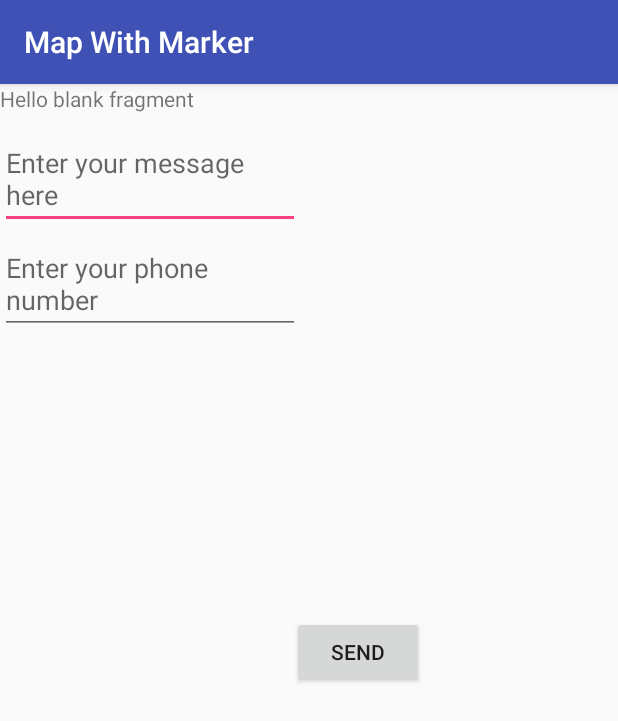
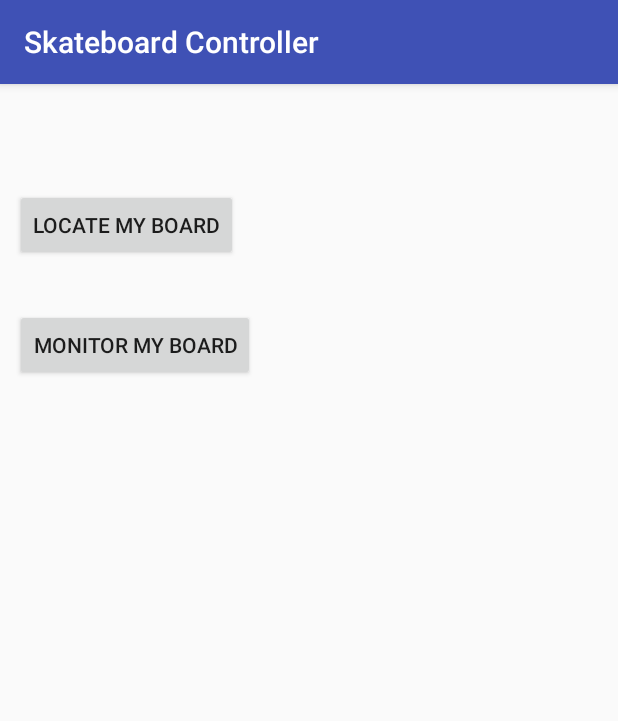
Before and after one commit to khoitran98/skateboard-monitor, an Android app: the screen it shows after launch (MainActivity), on a phone screen of 412 x 824 dp. Shown: the top 721 px of the screen. Run offline under Robolectric (Android 15) with nearby library versions, the phone set to English and light mode, and no system bars.

Commit message:
Update UI and fix bugs

```diff
--- a/app/src/main/java/com/example/mapwithmarker/MainActivity.java
+++ b/app/src/main/java/com/example/skateboardcontroller/MainActivity.java
@@ -1,25 +1,23 @@
-package com.example.mapwithmarker;
+package com.example.skateboardcontroller;
 
 import androidx.appcompat.app.AppCompatActivity;
 import androidx.core.app.ActivityCompat;
 
 import android.Manifest;
-import android.content.Intent;
 import android.content.pm.PackageManager;
 import android.os.Bundle;
 import android.util.Log;
-import android.view.View;
-import android.widget.Button;
 import android.widget.Toast;
 
 public class MainActivity extends AppCompatActivity {
     private static final int MY_PERMISSIONS_REQUEST_SEND_SMS = 1;
     private static final int MY_PERMISSIONS_REQUEST_RECEIVE_SMS = 10;
+    private static final int PERMISSIONS_REQUEST_ACCESS_FINE_LOCATION = 2;
     @Override
     protected void onCreate(Bundle savedInstanceState) {
         super.onCreate(savedInstanceState);
         setContentView(R.layout.activity_main);
-        checkForSmsPermission();
+        checkForPermission();
     }
 //    private void disableSmsButton() {
 //        Toast.makeText(this, "SMS usage disabled", Toast.LENGTH_LONG).show();
@@ -32,12 +30,13 @@ public class MainActivity extends AppCompatActivity {
 //        Button smsButton = findViewById(R.id.message_icon);
 //        smsButton.setVisibility(View.VISIBLE);
 //    }
-    public void retryApp(View view) {
-        Intent intent = getPackageManager()
-                .getLaunchIntentForPackage(getPackageName());
-        startActivity(intent);
-    }
-    private void checkForSmsPermission() {
+//    public void retryApp(View view) {
+//        Intent intent = getPackageManager()
+//                .getLaunchIntentForPackage(getPackageName());
+//        startActivity(intent);
+//    }
+    // Check for location and SMS Permission
+    private void checkForPermission() {
         if (ActivityCompat.checkSelfPermission(this,
                 Manifest.permission.SEND_SMS) !=
                 PackageManager.PERMISSION_GRANTED) {
@@ -53,13 +52,25 @@ public class MainActivity extends AppCompatActivity {
             // Permission already granted. Enable the SMS button.
          //   enableSmsButton();
         }
-        if (ActivityCompat.checkSelfPermission(this,
-                Manifest.permission.RECEIVE_SMS) !=
-                PackageManager.PERMISSION_GRANTED){
-            Log.d("receive", "permission not granted");
+//        if (ActivityCompat.checkSelfPermission(this,
+//                Manifest.permission.RECEIVE_SMS) !=
+//                PackageManager.PERMISSION_GRANTED){
+//            Log.d("receive", "permission not granted");
+//            // Permission not yet granted. Use requestPermissions().
+//            // MY_PERMISSIONS_REQUEST_RECEIVE_SMS is an
+//            // app-defined int constant. The callback method gets the
+//             result of the request.
+//            ActivityCompat.requestPermissions(this,
+//                    new String[]{Manifest.permission.RECEIVE_SMS},
+//                    MY_PERMISSIONS_REQUEST_RECEIVE_SMS);
+//        }
+        if (ActivityCompat.checkSelfPermission(this.getApplicationContext(),
+                android.Manifest.permission.ACCESS_FINE_LOCATION)
+                == PackageManager.PERMISSION_GRANTED) {
+        } else {
             ActivityCompat.requestPermissions(this,
-                    new String[]{Manifest.permission.RECEIVE_SMS},
-                    MY_PERMISSIONS_REQUEST_RECEIVE_SMS);
+                    new String[]{android.Manifest.permission.ACCESS_FINE_LOCATION},
+                    PERMISSIONS_REQUEST_ACCESS_FINE_LOCATION);
         }
     }
     @Override
@@ -74,31 +85,22 @@ public class MainActivity extends AppCompatActivity {
                         PackageManager.PERMISSION_GRANTED) {
                     Log.d("tag", "Permission Send Granted");
                     // Permission was granted. Enable sms button.
-//                    enableSmsButton();
+                    // enableSmsButton();
                 } else {
                     // Permission denied.
                     Log.d("tag", "Failure to get send permission");
                     Toast.makeText(this,
-                            "Failure to get permission",
+                            "Failure to get send permission",
                             Toast.LENGTH_LONG).show();
                     // Disable the sms button.
-//                    disableSmsButton();
+                    //disableSmsButton();
                 }
             }
-            case MY_PERMISSIONS_REQUEST_RECEIVE_SMS: {
-                if (permissions[1].equalsIgnoreCase
-                        (Manifest.permission.RECEIVE_SMS)
-                        && grantResults[0] ==
-                        PackageManager.PERMISSION_GRANTED) {
-                    // Permission was granted. Enable sms button.
-                    Log.d("tag", "Permission Receive Granted");
-                } else {
-                    // Permission denied.
-                    Log.d("tag", "Failure to get receive permission");
-                    Toast.makeText(this,
-                            "Failure to get permission",
-                            Toast.LENGTH_LONG).show();
-                    // Disable the sms button
+            case PERMISSIONS_REQUEST_ACCESS_FINE_LOCATION: {
+                // If request is cancelled, the result arrays are empty.
+                if (grantResults.length > 0
+                        && grantResults[0] == PackageManager.PERMISSION_GRANTED) {
+                    Log.d("tag", "Location Permission Granted");
                 }
             }
         }
--- /dev/null
+++ b/app/src/main/java/com/example/skateboardcontroller/main_menu.java
@@ -0,0 +1,60 @@
+package com.example.skateboardcontroller;
+
+import android.os.Bundle;
+
+import androidx.annotation.NonNull;
+import androidx.fragment.app.Fragment;
+import androidx.navigation.Navigation;
+
+import android.view.LayoutInflater;
+import android.view.View;
+import android.view.ViewGroup;
+import android.widget.Button;
+
+public class main_menu extends Fragment {
+
+    private static final String ARG_PARAM1 = "param1";
+    private static final String ARG_PARAM2 = "param2";
+    private String mParam1;
+    private String mParam2;
+    private Button locate;
+    public main_menu() {
+
+    }
+
+    public static main_menu newInstance(String param1, String param2) {
+        main_menu fragment = new main_menu();
+        Bundle args = new Bundle();
+        args.putString(ARG_PARAM1, param1);
+        args.putString(ARG_PARAM2, param2);
+        fragment.setArguments(args);
+        return fragment;
+    }
+
+    @Override
+    public void onCreate(Bundle savedInstanceState) {
+        super.onCreate(savedInstanceState);
+        if (getArguments() != null) {
+            mParam1 = getArguments().getString(ARG_PARAM1);
+            mParam2 = getArguments().getString(ARG_PARAM2);
+        }
+    }
+
+    @Override
+    public View onCreateView(LayoutInflater inflater, ViewGroup container,
+                             Bundle savedInstanceState) {
+        // Inflate the layout for this fragment
+        return inflater.inflate(R.layout.main_menu, container, false);
+    }
+
+    public void onViewCreated(@NonNull View view, Bundle savedInstanceState) {
+        super.onViewCreated(view, savedInstanceState);
+        locate = (Button)view.findViewById(R.id.locate);
+        locate.setOnClickListener(new View.OnClickListener() {
+            @Override
+            public void onClick(View view) {
+                Navigation.findNavController(view).navigate(R.id.action_main_menu_to_menu2);
+            }
+        });
+    }
+}
--- a/app/src/main/res/layout/activity_maps.xml
+++ b/app/src/main/res/layout/activity_maps.xml
@@ -1,7 +1,8 @@
+
 <fragment xmlns:android="http://schemas.android.com/apk/res/android"
     xmlns:tools="http://schemas.android.com/tools"
     android:id="@+id/map"
     android:name="com.google.android.gms.maps.SupportMapFragment"
     android:layout_width="match_parent"
     android:layout_height="match_parent"
-    tools:context="com.example.mapwithmarker.MapsMarkerActivity" />
+    tools:context="com.example.skateboardcontroller.MapsMarkerActivity" />
--- /dev/null
+++ b/app/src/main/res/layout/main_menu.xml
@@ -0,0 +1,34 @@
+<?xml version="1.0" encoding="utf-8"?>
+<androidx.constraintlayout.widget.ConstraintLayout xmlns:android="http://schemas.android.com/apk/res/android"
+    xmlns:app="http://schemas.android.com/apk/res-auto"
+    xmlns:tools="http://schemas.android.com/tools"
+    android:id="@+id/frameLayout2"
+    android:layout_width="match_parent"
+    android:layout_height="match_parent"
+    tools:context=".main_menu">
+
+    <Button
+        android:id="@+id/locate"
+        android:layout_width="wrap_content"
+        android:layout_height="wrap_content"
+        android:layout_marginStart="10dp"
+        android:layout_marginLeft="10dp"
+        android:layout_marginBottom="32dp"
+        android:text="Locate my Board"
+        android:visibility="visible"
+        app:layout_constraintBottom_toTopOf="@+id/monitor"
+        app:layout_constraintStart_toStartOf="parent" />
+
+    <Button
+        android:id="@+id/monitor"
+        android:layout_width="wrap_content"
+        android:layout_height="wrap_content"
+        android:layout_marginStart="10dp"
+        android:layout_marginLeft="10dp"
+        android:layout_marginBottom="600dp"
+        android:text="Monitor My Board"
+        android:visibility="visible"
+        app:layout_constraintBottom_toBottomOf="parent"
+        app:layout_constraintStart_toStartOf="parent" />
+
+</androidx.constraintlayout.widget.ConstraintLayout>
--- a/app/src/main/res/layout/menu.xml
+++ b/app/src/main/res/layout/menu.xml
@@ -1,52 +1,49 @@
 <?xml version="1.0" encoding="utf-8"?>
-<FrameLayout xmlns:android="http://schemas.android.com/apk/res/android"
+<androidx.constraintlayout.widget.ConstraintLayout xmlns:android="http://schemas.android.com/apk/res/android"
+    xmlns:app="http://schemas.android.com/apk/res-auto"
     xmlns:tools="http://schemas.android.com/tools"
+    android:id="@+id/frameLayout"
     android:layout_width="match_parent"
     android:layout_height="match_parent"
     tools:context=".menu">
 
-    <TextView
-        android:layout_width="match_parent"
-        android:layout_height="match_parent"
-        android:text="@string/hello_blank_fragment" />
+    <Button
+        android:id="@+id/ping"
+        android:layout_width="wrap_content"
+        android:layout_height="wrap_content"
+        android:layout_marginStart="10dp"
+        android:layout_marginLeft="10dp"
+        android:layout_marginBottom="500dp"
+        android:text="Show My Board on Map"
+        android:visibility="visible"
+        app:layout_constraintBottom_toBottomOf="parent"
+        app:layout_constraintStart_toStartOf="parent" />
 
     <Button
-        android:id="@+id/send"
+        android:id="@+id/ring"
         android:layout_width="wrap_content"
         android:layout_height="wrap_content"
-        android:layout_gravity="center"
-        android:layout_marginBottom="20dp"
-        android:text="Send"
+
+        android:layout_marginStart="10dp"
+        android:layout_marginLeft="10dp"
+        android:layout_marginBottom="17dp"
+        android:text="Ring My Board"
         android:visibility="visible"
-        android:onClick="smsSendMessage"/>
-<!--    <Button-->
-<!--        android:id="@+id/message_icon"-->
-<!--        android:contentDescription="Send a message"-->
-<!--        android:layout_width="wrap_content"-->
-<!--        android:layout_height="wrap_content"-->
-<!--        android:layout_toRightOf="@id/sms_message"-->
-<!--        android:layout_toEndOf="@id/sms_message"-->
-<!--        android:visibility="visible"-->
-<!--        />-->
-    ... />
-
-
-    <EditText
-        android:id="@+id/sms_message"
-        android:layout_width="200dp"
-        android:layout_height="wrap_content"
-        android:layout_marginTop="30dp"
-        android:layout_marginRight="20dp"
-        android:hint="Enter your message here"
-        android:inputType="textMultiLine"/>
+        app:layout_constraintBottom_toTopOf="@+id/ping"
+        app:layout_constraintStart_toStartOf="parent" />
 
     <EditText
         android:id="@+id/number"
-        android:layout_width="200dp"
+        android:layout_width="wrap_content"
         android:layout_height="wrap_content"
+        android:layout_marginStart="10dp"
+        android:layout_marginLeft="10dp"
         android:layout_marginTop="100dp"
-        android:layout_marginRight="20dp"
-        android:hint="Enter your phone number"
-        android:inputType="textMultiLine" />
+        android:layout_marginBottom="36dp"
+        android:hint="Enter the skateboard's number"
+        android:inputType="textMultiLine"
+        app:layout_constraintBottom_toTopOf="@+id/ring"
+        app:layout_constraintStart_toStartOf="parent"
+        app:layout_constraintTop_toTopOf="parent" />
 
-</FrameLayout>
+</androidx.constraintlayout.widget.ConstraintLayout>
--- a/app/src/main/res/navigation/nav_graph.xml
+++ b/app/src/main/res/navigation/nav_graph.xml
@@ -3,20 +3,20 @@
     xmlns:app="http://schemas.android.com/apk/res-auto"
     xmlns:tools="http://schemas.android.com/tools"
     android:id="@+id/nav_graph"
-    app:startDestination="@id/menu2">
+    app:startDestination="@id/main_menu">
 
-    <activity
-        android:id="@+id/mapsMarkerActivity"
-        android:name="com.example.mapwithmarker.MapsMarkerActivity"
-        android:label="activity_maps"
-        tools:layout="@layout/activity_maps" />
     <fragment
         android:id="@+id/menu2"
-        android:name="com.example.mapwithmarker.menu"
+        android:name="com.example.skateboardcontroller.menu"
         android:label="menu"
-        tools:layout="@layout/menu" >
+        tools:layout="@layout/menu" />
+    <fragment
+        android:id="@+id/main_menu"
+        android:name="com.example.skateboardcontroller.main_menu"
+        android:label="main_menu"
+        tools:layout="@layout/main_menu" >
         <action
-            android:id="@+id/action_menu2_to_mapsMarkerActivity"
-            app:destination="@id/mapsMarkerActivity" />
+            android:id="@+id/action_main_menu_to_menu2"
+            app:destination="@id/menu2" />
     </fragment>
 </navigation>
```
Also changed, not shown: app/src/main/AndroidManifest.xml (+7 -4 lines), app/src/main/java/com/example/skateboardcontroller/MapsMarkerActivity.java (renamed from app/src/main/java/com/example/mapwithmarker/MapsMarkerActivity.java, +26 -18 lines), app/src/main/java/com/example/skateboardcontroller/MySmsReceiver.java (renamed from app/src/main/java/com/example/mapwithmarker/MySmsReceiver.java, +3 -6 lines), app/src/main/java/com/example/skateboardcontroller/menu.java (renamed from app/src/main/java/com/example/mapwithmarker/menu.java, +36 -32 lines), app/src/main/res/values/strings.xml (+2 -5 lines).
